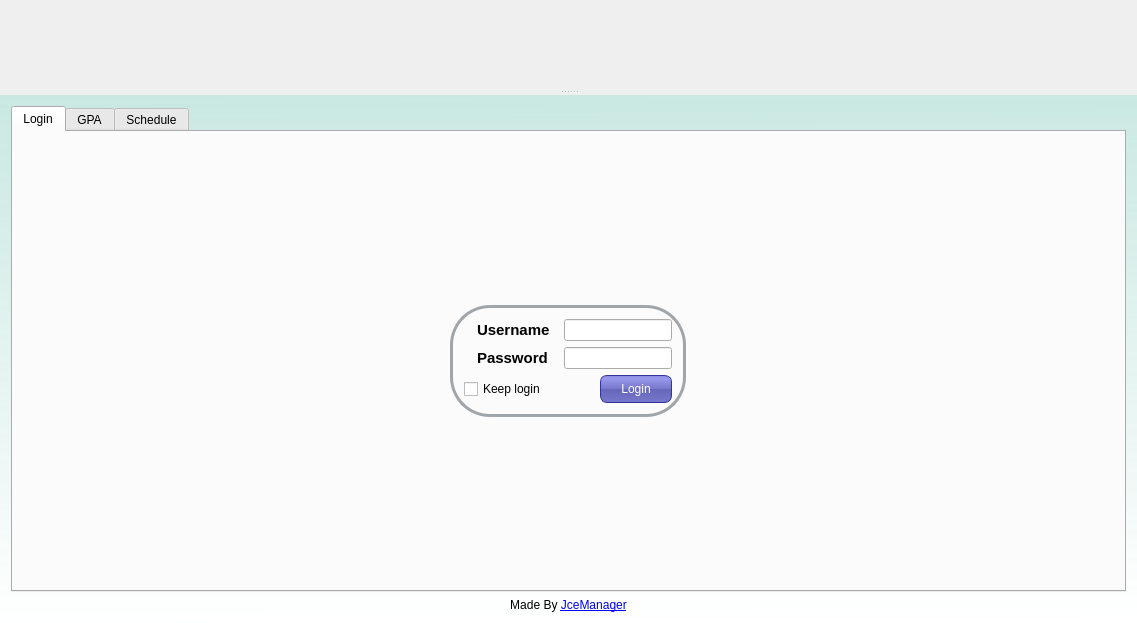
Above: main/mainscreen.ui from liranbg/JCEaverageCalculator before the change. Below: the same form after it.
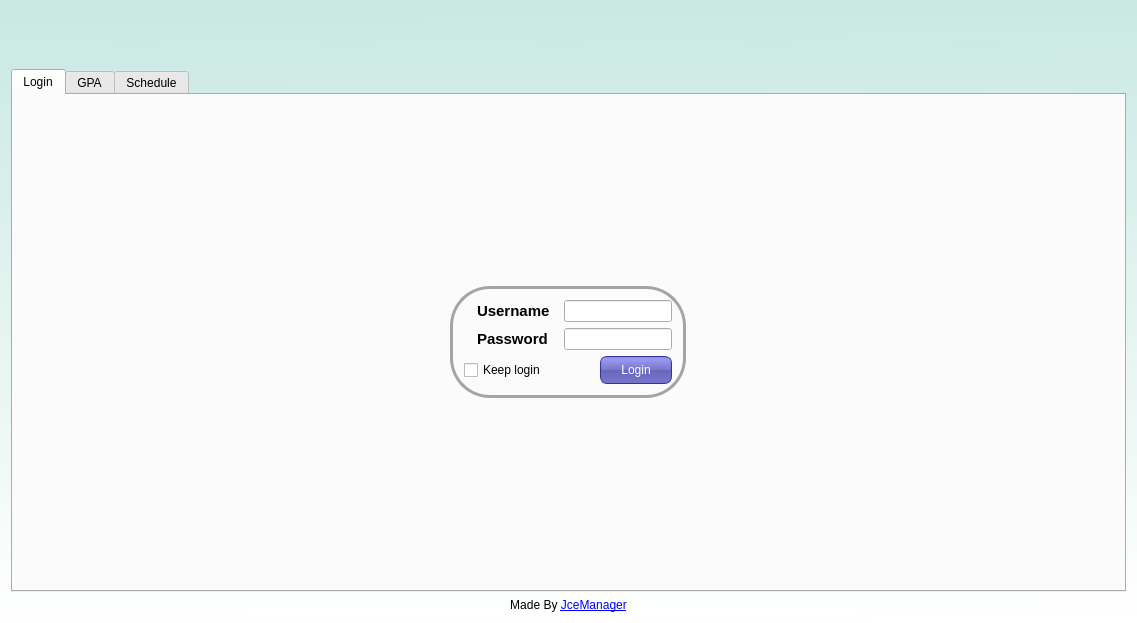
That is the form after the change. Icons and pictures are not drawn.

Commit message: widget instead of dock

Patch:
```diff
--- a/main/mainscreen.ui
+++ b/main/mainscreen.ui
@@ -50,16 +50,6 @@
    </property>
    <layout class="QGridLayout" name="gridLayout_13">
     <item row="1" column="0">
-     <widget class="QLabel" name="labelMadeBy">
-      <property name="text">
-       <string>&lt;p align=&quot;center&quot;&gt;Made By &lt;a href=&quot;http://liranbg.github.io/JceManager/&quot;&gt;&lt;span style=&quot; text-decoration: underline; color:#0000ff;&quot;&gt;JceManager&lt;/span&gt;&lt;/a&gt;&lt;/p&gt;</string>
-      </property>
-      <property name="openExternalLinks">
-       <bool>true</bool>
-      </property>
-     </widget>
-    </item>
-    <item row="0" column="0">
      <widget class="QTabWidget" name="tabWidget">
       <property name="enabled">
        <bool>true</bool>
@@ -189,6 +179,12 @@
                <property name="text">
                 <string>Login</string>
                </property>
+               <property name="autoDefault">
+                <bool>false</bool>
+               </property>
+               <property name="default">
+                <bool>true</bool>
+               </property>
               </widget>
              </item>
             </layout>
@@ -922,49 +918,151 @@
       </widget>
      </widget>
     </item>
-   </layout>
-  </widget>
-  <widget class="QDockWidget" name="dockWidget">
+    <item row="2" column="0">
+     <widget class="QLabel" name="labelMadeBy">
+      <property name="text">
+       <string>&lt;p align=&quot;center&quot;&gt;Made By &lt;a href=&quot;http://liranbg.github.io/JceManager/&quot;&gt;&lt;span style=&quot; text-decoration: underline; color:#0000ff;&quot;&gt;JceManager&lt;/span&gt;&lt;/a&gt;&lt;/p&gt;</string>
+      </property>
+      <property name="openExternalLinks">
+       <bool>true</bool>
+      </property>
+     </widget>
+    </item>
+    <item row="0" column="0">
+     <widget class="QWidget" name="widget" native="true">
    <property name="sizePolicy">
     <sizepolicy hsizetype="MinimumExpanding" vsizetype="MinimumExpanding">
      <horstretch>0</horstretch>
      <verstretch>0</verstretch>
     </sizepolicy>
    </property>
-   <property name="statusTip">
-    <string>Settings</string>
-   </property>
-   <property name="layoutDirection">
-    <enum>Qt::LeftToRight</enum>
+      <property name="maximumSize">
+       <size>
+        <width>16777215</width>
+        <height>52</height>
+       </size>
+      </property>
+      <layout class="QGridLayout" name="gridLayout_17">
+       <property name="sizeConstraint">
+        <enum>QLayout::SetMinimumSize</enum>
+       </property>
+       <property name="leftMargin">
+        <number>0</number>
+       </property>
+       <property name="topMargin">
+        <number>0</number>
+       </property>
+       <property name="rightMargin">
+        <number>0</number>
+       </property>
+       <property name="bottomMargin">
+        <number>0</number>
+       </property>
+       <property name="spacing">
+        <number>0</number>
+       </property>
+       <item row="0" column="1">
+        <widget class="QFrame" name="frameTeam">
+         <property name="sizePolicy">
+          <sizepolicy hsizetype="MinimumExpanding" vsizetype="MinimumExpanding">
+           <horstretch>0</horstretch>
+           <verstretch>0</verstretch>
+          </sizepolicy>
+         </property>
+         <property name="minimumSize">
+          <size>
+           <width>48</width>
+           <height>48</height>
+          </size>
+         </property>
+         <property name="maximumSize">
+          <size>
+           <width>48</width>
+           <height>48</height>
+          </size>
+         </property>
+         <property name="toolTip">
+          <string>Team Credit</string>
+         </property>
+         <property name="frameShape">
+          <enum>QFrame::NoFrame</enum>
+         </property>
+         <property name="frameShadow">
+          <enum>QFrame::Plain</enum>
+         </property>
+         <property name="lineWidth">
+          <number>0</number>
+         </property>
+         <layout class="QGridLayout" name="gridLayout_15">
+          <property name="leftMargin">
+           <number>0</number>
+          </property>
+          <property name="topMargin">
+           <number>0</number>
+          </property>
+          <property name="rightMargin">
+           <number>0</number>
+          </property>
+          <property name="bottomMargin">
+           <number>0</number>
+          </property>
+          <property name="spacing">
+           <number>0</number>
+          </property>
+          <item row="0" column="0">
+           <widget class="QPushButton" name="creditButton">
+            <property name="sizePolicy">
+             <sizepolicy hsizetype="Minimum" vsizetype="Minimum">
+              <horstretch>0</horstretch>
+              <verstretch>0</verstretch>
+             </sizepolicy>
+            </property>
+            <property name="minimumSize">
+             <size>
+              <width>50</width>
+              <height>50</height>
+             </size>
+            </property>
+            <property name="maximumSize">
+             <size>
+              <width>50</width>
+              <height>50</height>
+             </size>
+            </property>
+            <property name="toolTip">
+             <string>Team Credit</string>
    </property>
    <property name="styleSheet">
-    <string notr="true">#dockWidgetContents {
-background: qlineargradient(spread:pad, x1:0.496, y1:0, x2:0.508, y2:1, 
-stop:0 rgba(180, 231, 224, 255),
-stop:1 rgba(195, 231, 224, 218));
-}
-</string>
-   </property>
-   <property name="floating">
-    <bool>false</bool>
-   </property>
-   <property name="features">
-    <set>QDockWidget::DockWidgetMovable</set>
-   </property>
-   <property name="windowTitle">
+             <string notr="true">QPushButton {
+color: white;
+border-radius: 16px;
+padding: 1px;
+padding-left: 1px;
+padding-right: 1px;
+min-width: 48px;
+max-width: 48px;
+min-height: 48px;
+max-height: 48px;
+}</string>
+            </property>
+            <property name="text">
     <string/>
    </property>
-   <attribute name="dockWidgetArea">
-    <number>4</number>
-   </attribute>
-   <widget class="QWidget" name="dockWidgetContents">
-    <property name="sizePolicy">
-     <sizepolicy hsizetype="MinimumExpanding" vsizetype="MinimumExpanding">
-      <horstretch>0</horstretch>
-      <verstretch>0</verstretch>
-     </sizepolicy>
-    </property>
-    <layout class="QGridLayout" name="gridLayout_16">
+            <property name="icon">
+             <iconset resource="../resources/connectionstatus.qrc">
+              <normaloff>:/icons/team.png</normaloff>:/icons/team.png</iconset>
+            </property>
+            <property name="iconSize">
+             <size>
+              <width>36</width>
+              <height>36</height>
+             </size>
+            </property>
+           </widget>
+          </item>
+         </layout>
+        </widget>
+       </item>
      <item row="0" column="0">
       <widget class="QFrame" name="frameLanguage">
        <property name="sizePolicy">
@@ -1166,144 +1264,14 @@
        </layout>
       </widget>
      </item>
-     <item row="0" column="1">
-      <widget class="QFrame" name="frameTeam">
-       <property name="sizePolicy">
-        <sizepolicy hsizetype="MinimumExpanding" vsizetype="MinimumExpanding">
-         <horstretch>0</horstretch>
-         <verstretch>0</verstretch>
-        </sizepolicy>
-       </property>
-       <property name="minimumSize">
-        <size>
-         <width>48</width>
-         <height>48</height>
-        </size>
-       </property>
-       <property name="maximumSize">
-        <size>
-         <width>48</width>
-         <height>48</height>
-        </size>
-       </property>
-       <property name="frameShape">
-        <enum>QFrame::NoFrame</enum>
-       </property>
-       <property name="frameShadow">
-        <enum>QFrame::Plain</enum>
-       </property>
-       <property name="lineWidth">
-        <number>0</number>
-       </property>
-       <layout class="QGridLayout" name="gridLayout_15">
-        <property name="leftMargin">
-         <number>0</number>
-        </property>
-        <property name="topMargin">
-         <number>0</number>
-        </property>
-        <property name="rightMargin">
-         <number>0</number>
-        </property>
-        <property name="bottomMargin">
-         <number>0</number>
-        </property>
-        <property name="spacing">
-         <number>0</number>
-        </property>
-        <item row="0" column="0">
-         <widget class="QPushButton" name="creditButton">
-          <property name="sizePolicy">
-           <sizepolicy hsizetype="Minimum" vsizetype="Minimum">
-            <horstretch>0</horstretch>
-            <verstretch>0</verstretch>
-           </sizepolicy>
-          </property>
-          <property name="minimumSize">
-           <size>
-            <width>50</width>
-            <height>50</height>
-           </size>
-          </property>
-          <property name="maximumSize">
-           <size>
-            <width>50</width>
-            <height>50</height>
-           </size>
-          </property>
-          <property name="styleSheet">
-           <string notr="true">QPushButton {
-color: white;
-border-radius: 16px;
-padding: 1px;
-padding-left: 1px;
-padding-right: 1px;
-min-width: 48px;
-max-width: 48px;
-min-height: 48px;
-max-height: 48px;
-}</string>
-          </property>
-          <property name="text">
-           <string/>
-          </property>
-          <property name="icon">
-           <iconset resource="../resources/connectionstatus.qrc">
-            <normaloff>:/icons/team.png</normaloff>:/icons/team.png</iconset>
-          </property>
-          <property name="iconSize">
-           <size>
-            <width>36</width>
-            <height>36</height>
-           </size>
-          </property>
-         </widget>
-        </item>
-       </layout>
+      </layout>
+      <zorder>frameLanguage</zorder>
+      <zorder>frameTeam</zorder>
+      <zorder>frameHelp</zorder>
       </widget>
      </item>
     </layout>
    </widget>
-  </widget>
-  <action name="actionCredits">
-   <property name="text">
-    <string>Credits</string>
-   </property>
-  </action>
-  <action name="actionExit">
-   <property name="text">
-    <string>Exit</string>
-   </property>
-  </action>
-  <action name="actionHebrew">
-   <property name="checkable">
-    <bool>true</bool>
-   </property>
-   <property name="text">
-    <string>Hebrew</string>
-   </property>
-  </action>
-  <action name="actionEnglish">
-   <property name="checkable">
-    <bool>true</bool>
-   </property>
-   <property name="text">
-    <string>English</string>
-   </property>
-  </action>
-  <action name="actionOS_Default">
-   <property name="checkable">
-    <bool>true</bool>
-   </property>
-   <property name="text">
-    <string>OS Default</string>
-   </property>
-  </action>
-  <action name="actionHow_To">
-   <property name="text">
-    <string>How To</string>
-   </property>
-  </action>
  </widget>
  <layoutdefault spacing="6" margin="11"/>
  <tabstops>
```
Left out of the diff: 27 changed lines with no effect on the pictures. Lines whose indentation alone changed are shown as unchanged.
